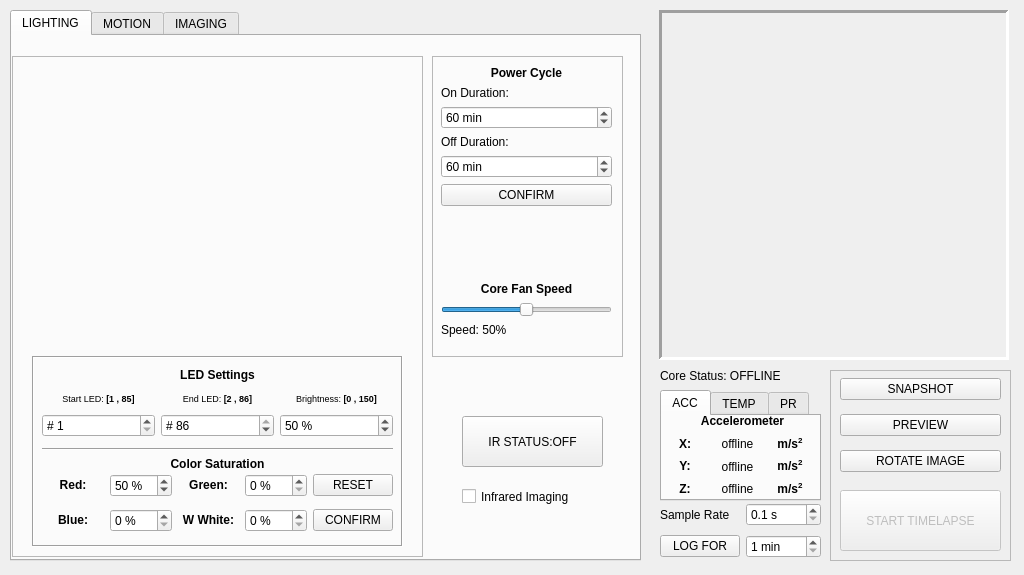
CoCl-Jerry/SciSpin_Max_Dev, file _ui/Clinostat.ui: the form before one commit.
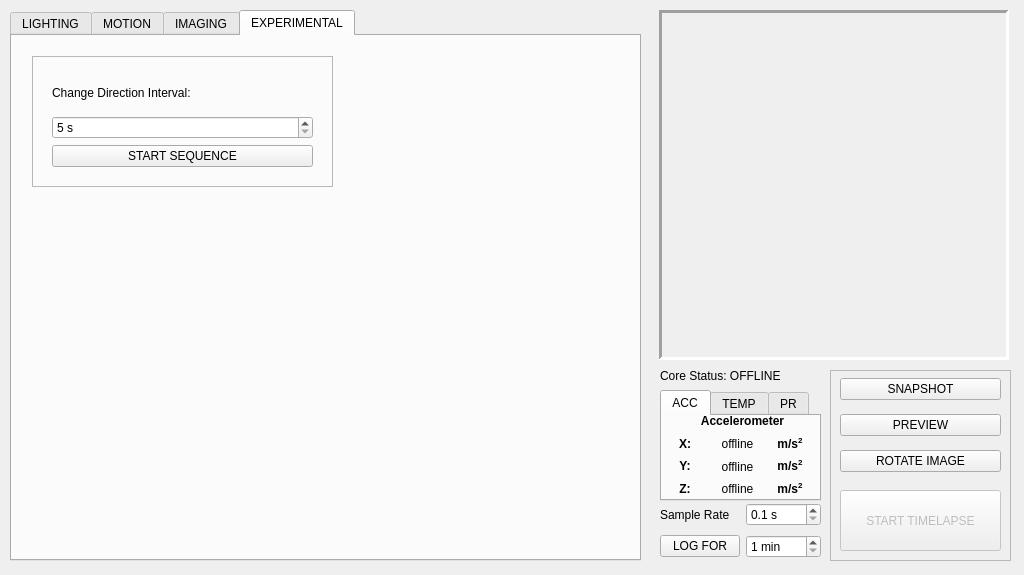
The form after the commit. The open tabs and pages were chosen to show the change. Icons and pictures are not drawn.

What changed in the file:
```diff
--- a/_ui/Clinostat.ui
+++ b/_ui/Clinostat.ui
@@ -1298,6 +1298,66 @@
       </layout>
      </widget>
     </widget>
+    <widget class="QWidget" name="Experimental_tab">
+     <attribute name="title">
+      <string>EXPERIMENTAL</string>
+     </attribute>
+     <widget class="QFrame" name="frame_4">
+      <property name="geometry">
+       <rect>
+        <x>20</x>
+        <y>20</y>
+        <width>301</width>
+        <height>131</height>
+       </rect>
+      </property>
+      <property name="frameShape">
+       <enum>QFrame::StyledPanel</enum>
+      </property>
+      <property name="frameShadow">
+       <enum>QFrame::Raised</enum>
+      </property>
+      <widget class="QWidget" name="verticalLayoutWidget_2">
+       <property name="geometry">
+        <rect>
+         <x>20</x>
+         <y>20</y>
+         <width>261</width>
+         <height>91</height>
+        </rect>
+       </property>
+       <layout class="QVBoxLayout" name="verticalLayout_14">
+        <item>
+         <widget class="QLabel" name="Interval_label">
+          <property name="text">
+           <string>Change Direction Interval:</string>
+          </property>
+         </widget>
+        </item>
+        <item>
+         <widget class="QSpinBox" name="Interval_spinBox">
+          <property name="suffix">
+           <string> s</string>
+          </property>
+          <property name="minimum">
+           <number>5</number>
+          </property>
+          <property name="maximum">
+           <number>60000</number>
+          </property>
+         </widget>
+        </item>
+        <item>
+         <widget class="QPushButton" name="startInterval_pushButton">
+          <property name="text">
+           <string>START SEQUENCE</string>
+          </property>
+         </widget>
+        </item>
+       </layout>
+      </widget>
+     </widget>
+    </widget>
    </widget>
    <widget class="QTabWidget" name="Sensor_tabWidget">
     <property name="geometry">
```
